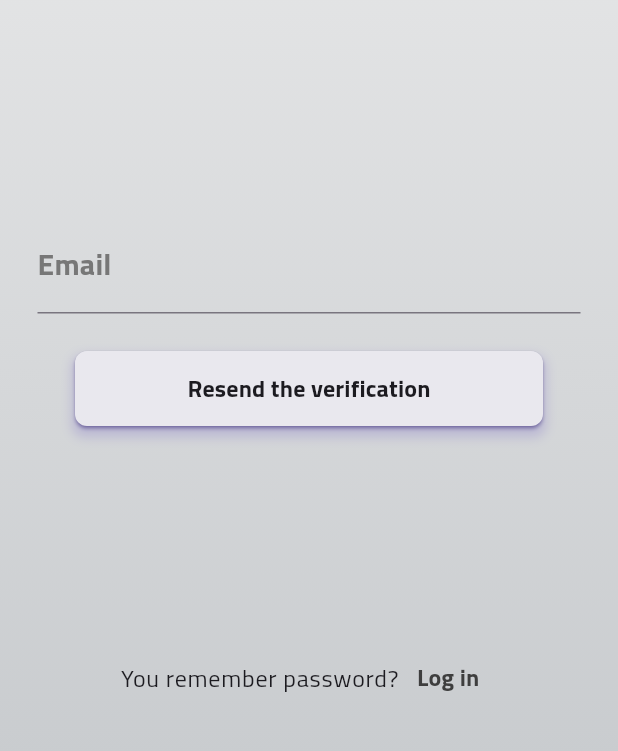
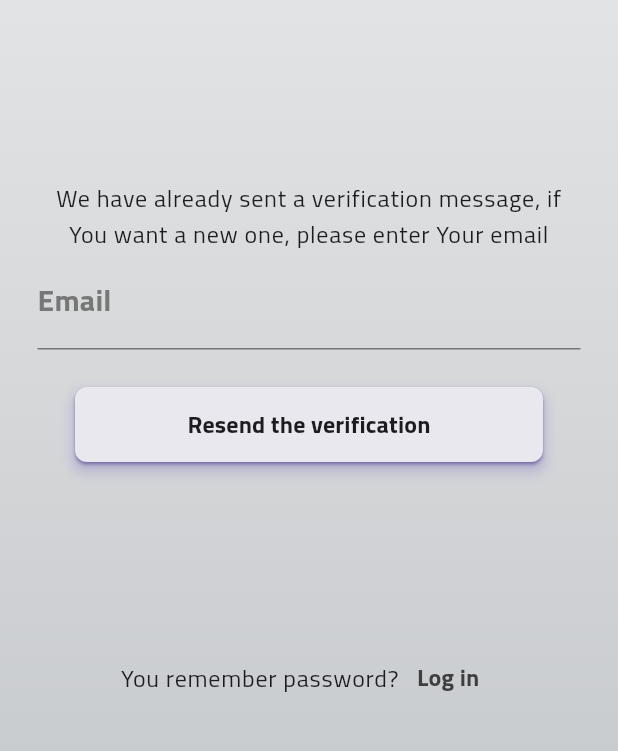
Before and after one commit to KamilMicota42/Fantastic-Assistant, a Flutter app: the ResendTheVerificationScreen screen opened by its route, on a phone screen of 412 x 824 dp, the part 447-1198 px from its top. Run offline on Flutter 3.47's test engine with Material 2 defaults, Android fonts, the phone set to English and light mode, and no system bars; our stand-ins replace auto_route, carousel_slider, cloud_firestore, equatable, firebase_auth, firebase_core and 8 more; accounts and stored records are empty.

Commit message:
verification email resend screen, info text added

```diff
--- a/lib/views/screens/auth/resend_the_verification_screen.dart
+++ b/lib/views/screens/auth/resend_the_verification_screen.dart
@@ -1,4 +1,5 @@
 import 'package:auto_route/auto_route.dart';
+import 'package:fantastic_assistant/utils/global_var/default_text_theme.dart';
 import 'package:fantastic_assistant/widgets/background/auth_background_container.dart';
 import 'package:firebase_auth/firebase_auth.dart';
 import 'package:flutter/material.dart';
@@ -51,6 +52,11 @@ class _ResendTheVerificationScreenState
                 const LogoUpColumn(),
                 Column(
                   children: [
+                    Text(
+                      'We have already sent a verification message, if You want a new one, please enter Your email',
+                      style: DefaultTextTheme.titilliumWebRegular16(context),
+                      textAlign: TextAlign.center,
+                    ),
                     DefaultTextFieldWLabel(
                       textController: emailController,
                       labelText: 'Email',
--- a/lib/views/screens/main/main_screen.dart
+++ b/lib/views/screens/main/main_screen.dart
@@ -1,5 +1,6 @@
 import 'package:auto_route/auto_route.dart';
 import 'package:fantastic_assistant/settings/routes/app_router.gr.dart';
+import 'package:fantastic_assistant/utils/const/app_colors.dart';
 import 'package:flutter/material.dart';
 
 @RoutePage()
@@ -24,6 +25,11 @@ class _MainScreenState extends State<MainScreen> {
         return Scaffold(
           body: child,
           bottomNavigationBar: BottomNavigationBar(
+            backgroundColor: AppColors.lighterGrey,
+            fixedColor: AppColors.iris,
+            unselectedItemColor: AppColors.darkerGrey,
+            unselectedFontSize: 13,
+            selectedFontSize: 16,
             currentIndex: tabsRouter.activeIndex,
             onTap: (value) {
               tabsRouter.setActiveIndex(value);
```
